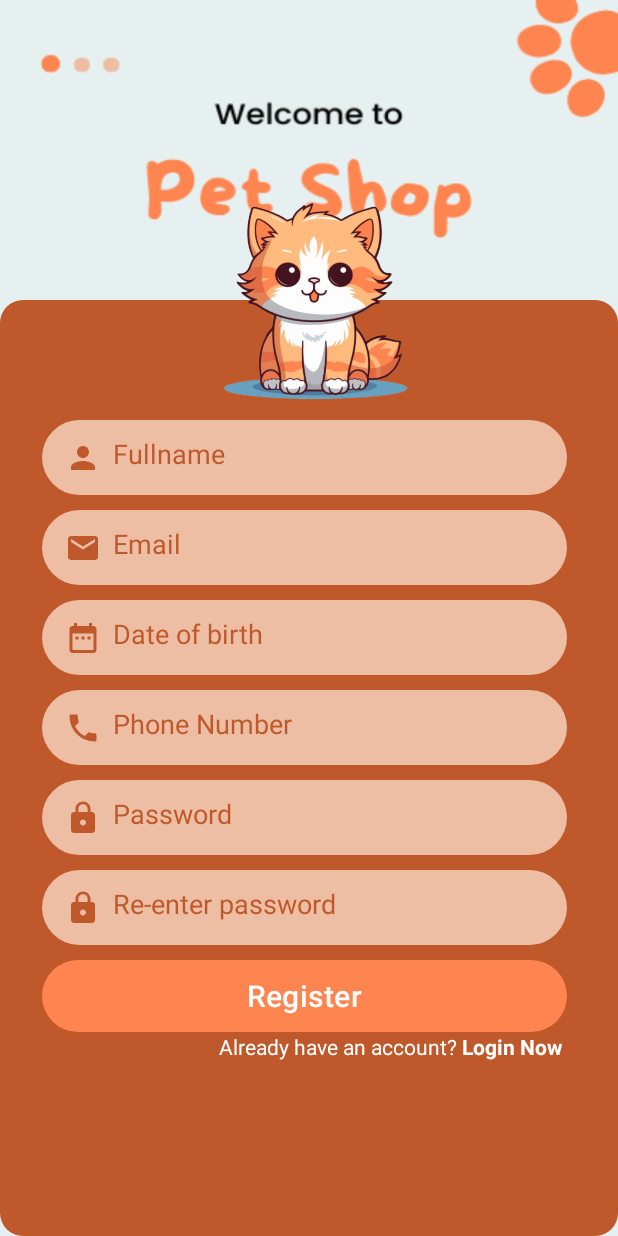
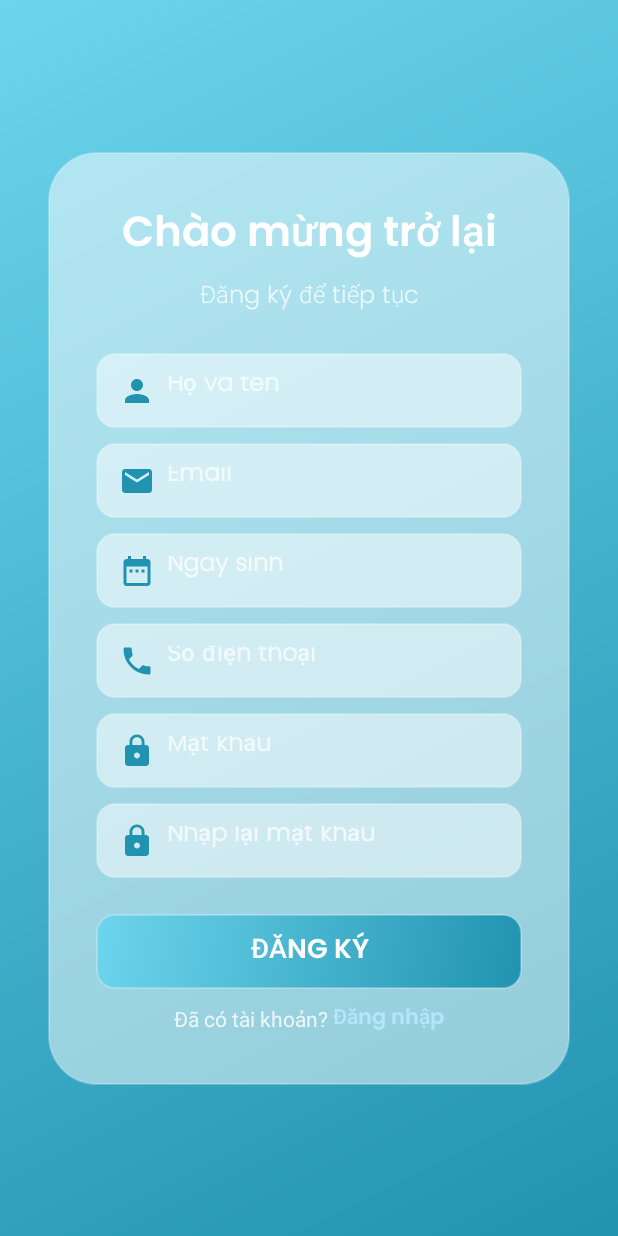
Before and after one commit to kvp133/Pet-Shop-G4, an Android app: the RegisterActivity screen opened directly, with no data from a screen before it, on a phone screen of 412 x 824 dp. Run offline under Robolectric (Android 15) with nearby library versions, the phone set to English and light mode, and no system bars; our stand-ins replace Firebase (no records; nobody signed in at launch, a user with empty details on screens opened directly).

Commit message:
change color login register

```diff
--- a/app/build.gradle
+++ b/app/build.gradle
@@ -38,8 +38,8 @@ android {
     }
 
     compileOptions {
-        sourceCompatibility JavaVersion.VERSION_1_8
-        targetCompatibility JavaVersion.VERSION_1_8
+        sourceCompatibility JavaVersion.VERSION_11
+        targetCompatibility JavaVersion.VERSION_11
     }
 
     // Ensure proper bytecode generation
--- a/app/src/main/res/drawable/baseline_date_range_24.xml
+++ b/app/src/main/res/drawable/baseline_date_range_24.xml
@@ -1,4 +1,4 @@
-<vector xmlns:android="http://schemas.android.com/apk/res/android" android:height="24dp" android:tint="#BF592B" android:viewportHeight="24" android:viewportWidth="24" android:width="24dp">
+<vector xmlns:android="http://schemas.android.com/apk/res/android" android:height="24dp" android:tint="@color/glass_blue_1" android:viewportHeight="24" android:viewportWidth="24" android:width="24dp">
 
     <path android:fillColor="@android:color/white" android:pathData="M9,11L7,11v2h2v-2zM13,11h-2v2h2v-2zM17,11h-2v2h2v-2zM19,4h-1L18,2h-2v2L8,4L8,2L6,2v2L5,4c-1.11,0 -1.99,0.9 -1.99,2L3,20c0,1.1 0.89,2 2,2h14c1.1,0 2,-0.9 2,-2L21,6c0,-1.1 -0.9,-2 -2,-2zM19,20L5,20L5,9h14v11z"/>
 
--- a/app/src/main/res/drawable/baseline_email_24.xml
+++ b/app/src/main/res/drawable/baseline_email_24.xml
@@ -1,4 +1,4 @@
-<vector xmlns:android="http://schemas.android.com/apk/res/android" android:height="24dp" android:tint="#BF592B" android:viewportHeight="24" android:viewportWidth="24" android:width="24dp">
+<vector xmlns:android="http://schemas.android.com/apk/res/android" android:height="24dp" android:tint="@color/glass_blue_1" android:viewportHeight="24" android:viewportWidth="24" android:width="24dp">
 
     <path android:fillColor="@android:color/white" android:pathData="M20,4L4,4c-1.1,0 -1.99,0.9 -1.99,2L2,18c0,1.1 0.9,2 2,2h16c1.1,0 2,-0.9 2,-2L22,6c0,-1.1 -0.9,-2 -2,-2zM20,8l-8,5 -8,-5L4,6l8,5 8,-5v2z"/>
 
--- a/app/src/main/res/drawable/baseline_lock_24.xml
+++ b/app/src/main/res/drawable/baseline_lock_24.xml
@@ -1,4 +1,4 @@
-<vector xmlns:android="http://schemas.android.com/apk/res/android" android:height="24dp" android:tint="#BF592B" android:viewportHeight="24" android:viewportWidth="24" android:width="24dp">
+<vector xmlns:android="http://schemas.android.com/apk/res/android" android:height="24dp" android:tint="@color/glass_blue_1" android:viewportHeight="24" android:viewportWidth="24" android:width="24dp">
 
     <path android:fillColor="@android:color/white" android:pathData="M18,8h-1L17,6c0,-2.76 -2.24,-5 -5,-5S7,3.24 7,6v2L6,8c-1.1,0 -2,0.9 -2,2v10c0,1.1 0.9,2 2,2h12c1.1,0 2,-0.9 2,-2L20,10c0,-1.1 -0.9,-2 -2,-2zM12,17c-1.1,0 -2,-0.9 -2,-2s0.9,-2 2,-2 2,0.9 2,2 -0.9,2 -2,2zM15.1,8L8.9,8L8.9,6c0,-1.71 1.39,-3.1 3.1,-3.1 1.71,0 3.1,1.39 3.1,3.1v2z"/>
 
--- a/app/src/main/res/drawable/baseline_person_24.xml
+++ b/app/src/main/res/drawable/baseline_person_24.xml
@@ -1,4 +1,4 @@
-<vector xmlns:android="http://schemas.android.com/apk/res/android" android:height="24dp" android:tint="#BF592B" android:viewportHeight="24" android:viewportWidth="24" android:width="24dp">
+<vector xmlns:android="http://schemas.android.com/apk/res/android" android:height="24dp" android:tint="@color/glass_blue_1" android:viewportHeight="24" android:viewportWidth="24" android:width="24dp">
 
     <path android:fillColor="@android:color/white" android:pathData="M12,12c2.21,0 4,-1.79 4,-4s-1.79,-4 -4,-4 -4,1.79 -4,4 1.79,4 4,4zM12,14c-2.67,0 -8,1.34 -8,4v2h16v-2c0,-2.66 -5.33,-4 -8,-4z"/>
 
--- a/app/src/main/res/drawable/baseline_phone_24.xml
+++ b/app/src/main/res/drawable/baseline_phone_24.xml
@@ -1,4 +1,4 @@
-<vector xmlns:android="http://schemas.android.com/apk/res/android" android:height="24dp" android:tint="#BF592B" android:viewportHeight="24" android:viewportWidth="24" android:width="24dp">
+<vector xmlns:android="http://schemas.android.com/apk/res/android" android:height="24dp" android:tint="@color/glass_blue_1" android:viewportHeight="24" android:viewportWidth="24" android:width="24dp">
 
     <path android:fillColor="@android:color/white" android:pathData="M6.62,10.79c1.44,2.83 3.76,5.14 6.59,6.59l2.2,-2.2c0.27,-0.27 0.67,-0.36 1.02,-0.24 1.12,0.37 2.33,0.57 3.57,0.57 0.55,0 1,0.45 1,1V20c0,0.55 -0.45,1 -1,1 -9.39,0 -17,-7.61 -17,-17 0,-0.55 0.45,-1 1,-1h3.5c0.55,0 1,0.45 1,1 0,1.25 0.2,2.45 0.57,3.57 0.11,0.35 0.03,0.74 -0.25,1.02l-2.2,2.2z"/>
 
--- /dev/null
+++ b/app/src/main/res/drawable/button_glass_blue.xml
@@ -0,0 +1,24 @@
+<selector xmlns:android="http://schemas.android.com/apk/res/android">
+    <item android:state_pressed="true">
+        <shape>
+            <gradient
+                android:type="linear"
+                android:angle="135"
+                android:startColor="#6dd5ed"
+                android:endColor="#2193b0"/>
+            <corners android:radius="12dp"/>
+            <stroke android:width="1dp" android:color="@color/glass_border_white"/>
+        </shape>
+    </item>
+    <item>
+        <shape>
+            <gradient
+                android:type="linear"
+                android:angle="135"
+                android:startColor="#2193b0"
+                android:endColor="#6dd5ed"/>
+            <corners android:radius="12dp"/>
+            <stroke android:width="1dp" android:color="@color/glass_border_white"/>
+        </shape>
+    </item>
+</selector>
--- /dev/null
+++ b/app/src/main/res/drawable/glass_bg.xml
@@ -0,0 +1,7 @@
+<shape xmlns:android="http://schemas.android.com/apk/res/android">
+    <gradient
+        android:type="linear"
+        android:angle="135"
+        android:startColor="@color/glass_blue_1"
+        android:endColor="@color/glass_blue_2"/>
+</shape>
--- /dev/null
+++ b/app/src/main/res/drawable/glass_card.xml
@@ -0,0 +1,6 @@
+<shape xmlns:android="http://schemas.android.com/apk/res/android"
+    android:shape="rectangle">
+    <solid android:color="@color/glass_white_translucent"/>
+    <corners android:radius="32dp"/>
+    <stroke android:width="1dp" android:color="@color/glass_border"/>
+</shape>
--- /dev/null
+++ b/app/src/main/res/drawable/input_glass.xml
@@ -0,0 +1,5 @@
+<shape xmlns:android="http://schemas.android.com/apk/res/android">
+    <solid android:color="@color/glass_white_50"/>
+    <corners android:radius="12dp"/>
+    <stroke android:width="1dp" android:color="@color/glass_border_white"/>
+</shape>
--- a/app/src/main/res/layout/activity_register.xml
+++ b/app/src/main/res/layout/activity_register.xml
@@ -4,153 +4,209 @@
     android:id="@+id/login"
     android:layout_width="match_parent"
     android:layout_height="match_parent"
-    android:background="@drawable/login_bg">
+    android:background="@drawable/glass_bg">
 
 
-    <View
-        android:id="@+id/view"
-        android:layout_width="match_parent"
-        android:layout_height="match_parent"
-        android:layout_marginTop="200dp"
-        android:background="@drawable/rounded_corners"
+    <FrameLayout
+        android:id="@+id/glass_card"
+        android:layout_width="0dp"
+        android:layout_height="wrap_content"
+        android:layout_margin="32dp"
+        android:background="@drawable/glass_card"
+        android:elevation="8dp"
+        app:layout_constraintTop_toTopOf="parent"
+        app:layout_constraintBottom_toBottomOf="parent"
+        app:layout_constraintStart_toStartOf="parent"
         app:layout_constraintEnd_toEndOf="parent"
-        app:layout_constraintStart_toStartOf="parent"
-        app:layout_constraintTop_toTopOf="parent" />
-
-
-    <ImageView
-        android:id="@+id/imageView"
-        android:layout_width="168dp"
-        android:layout_height="193dp"
-        android:layout_marginStart="128dp"
-        android:layout_marginTop="108dp"
-        app:layout_constraintStart_toStartOf="parent"
-        app:layout_constraintTop_toTopOf="parent"
-        app:srcCompat="@drawable/icon" />
+        android:padding="32dp">
 
         <LinearLayout
-        android:layout_width="350dp"
-        android:layout_height="match_parent"
-        android:layout_marginStart="28dp"
-        android:layout_marginTop="280dp"
-        android:orientation="vertical"
-        app:layout_constraintStart_toStartOf="parent"
-        app:layout_constraintTop_toTopOf="parent">
+            android:layout_width="match_parent"
+            android:layout_height="wrap_content"
+            android:orientation="vertical">
+
+            <TextView
+                android:id="@+id/tv_title"
+                android:layout_width="match_parent"
+                android:layout_height="wrap_content"
+                android:text="Chào mừng trở lại"
+                android:textColor="@android:color/white"
+                android:textSize="28sp"
+                android:textStyle="bold"
+                android:gravity="center"
+                android:fontFamily="@font/poppins_semibold"
+                android:layout_marginBottom="4dp"/>
+
+            <TextView
+                android:id="@+id/tv_subtitle"
+                android:layout_width="match_parent"
+                android:layout_height="wrap_content"
+                android:text="Đăng ký để tiếp tục"
+                android:textColor="@color/glass_white_80"
+                android:textSize="16sp"
+                android:gravity="center"
+                android:fontFamily="@font/poppins_light"
+                android:layout_marginBottom="24dp"/>
 
             <EditText
                 android:id="@+id/edt_register_fullname"
                 android:layout_width="match_parent"
                 android:layout_height="50dp"
-            android:background="@drawable/rounded_edt"
+                android:background="@drawable/input_glass"
                 android:drawableLeft="@drawable/baseline_person_24"
                 android:drawablePadding="8dp"
-            android:hint="Fullname"
-            android:textColor="@color/textColorHint"
+                android:hint="Họ và tên"
+                android:textColor="@android:color/white"
                 android:padding="15dp"
-            android:textColorHint="@color/textColorHint" />
+                android:textColorHint="#B3FFFFFF"
+                android:fontFamily="@font/poppins_light"
+                android:textSize="16sp"
+                android:textStyle="bold"
+                android:gravity="center_vertical"
+                android:singleLine="true"
+                android:ellipsize="end"
+                android:scrollHorizontally="true"
+                android:layout_marginBottom="10dp" />
 
             <EditText
                 android:id="@+id/edt_register_email"
                 android:layout_width="match_parent"
                 android:layout_height="50dp"
-            android:layout_marginTop="10dp"
-            android:background="@drawable/rounded_edt"
+                android:background="@drawable/input_glass"
                 android:drawableLeft="@drawable/baseline_email_24"
                 android:drawablePadding="8dp"
                 android:hint="Email"
                 android:padding="15dp"
-            android:textColor="@color/textColorHint"
-            android:textColorHint="@color/textColorHint" />
+                android:textColor="@android:color/white"
+                android:textColorHint="#B3FFFFFF"
+                android:fontFamily="@font/poppins_light"
+                android:textSize="16sp"
+                android:textStyle="bold"
+                android:gravity="center_vertical"
+                android:singleLine="true"
+                android:ellipsize="end"
+                android:scrollHorizontally="true"
+                android:layout_marginBottom="10dp" />
 
             <EditText
                 android:id="@+id/edt_register_dob"
                 android:layout_width="match_parent"
                 android:layout_height="50dp"
-            android:layout_marginTop="10dp"
-            android:background="@drawable/rounded_edt"
+                android:background="@drawable/input_glass"
                 android:drawableLeft="@drawable/baseline_date_range_24"
                 android:drawablePadding="8dp"
-            android:hint="Date of birth"
+                android:hint="Ngày sinh"
                 android:focusable="false"
                 android:inputType="none"
                 android:padding="15dp"
-            android:textColor="@color/textColorHint"
-            android:textColorHint="@color/textColorHint" />
-
+                android:textColor="@android:color/white"
+                android:textColorHint="#B3FFFFFF"
+                android:fontFamily="@font/poppins_light"
+                android:textSize="16sp"
+                android:textStyle="bold"
+                android:gravity="center_vertical"
+                android:singleLine="true"
+                android:ellipsize="end"
+                android:scrollHorizontally="true"
+                android:layout_marginBottom="10dp" />
 
             <EditText
                 android:id="@+id/edt_register_phone"
                 android:layout_width="match_parent"
                 android:layout_height="50dp"
-            android:layout_marginTop="10dp"
-            android:background="@drawable/rounded_edt"
+                android:background="@drawable/input_glass"
                 android:drawableLeft="@drawable/baseline_phone_24"
                 android:drawablePadding="8dp"
-            android:hint="Phone Number"
+                android:hint="Số điện thoại"
                 android:padding="15dp"
-            android:textColor="@color/textColorHint"
-            android:textColorHint="@color/textColorHint" />
+                android:textColor="@android:color/white"
+                android:textColorHint="#B3FFFFFF"
+                android:fontFamily="@font/poppins_light"
+                android:textSize="16sp"
+                android:textStyle="bold"
+                android:gravity="center_vertical"
+                android:singleLine="true"
+                android:ellipsize="end"
+                android:scrollHorizontally="true"
+                android:layout_marginBottom="10dp" />
 
             <EditText
                 android:id="@+id/edt_register_password"
                 android:layout_width="match_parent"
                 android:layout_height="50dp"
-            android:layout_marginTop="10dp"
-            android:background="@drawable/rounded_edt"
+                android:background="@drawable/input_glass"
                 android:drawableLeft="@drawable/baseline_lock_24"
                 android:drawablePadding="8dp"
-            android:hint="Password"
+                android:hint="Mật khẩu"
                 android:inputType="textPassword"
                 android:padding="15dp"
-            android:textColor="@color/textColorHint"
-            android:textColorHint="@color/textColorHint" />
+                android:textColor="@android:color/white"
+                android:textColorHint="#B3FFFFFF"
+                android:fontFamily="@font/poppins_light"
+                android:textSize="16sp"
+                android:textStyle="bold"
+                android:gravity="center_vertical"
+                android:singleLine="true"
+                android:ellipsize="end"
+                android:scrollHorizontally="true"
+                android:layout_marginBottom="10dp" />
 
             <EditText
                 android:id="@+id/edt_register_re_password"
                 android:layout_width="match_parent"
                 android:layout_height="50dp"
-            android:layout_marginTop="10dp"
-            android:background="@drawable/rounded_edt"
+                android:background="@drawable/input_glass"
                 android:drawableLeft="@drawable/baseline_lock_24"
                 android:drawablePadding="8dp"
-            android:hint="Re-enter password"
+                android:hint="Nhập lại mật khẩu"
                 android:inputType="textPassword"
                 android:padding="15dp"
-            android:textColor="@color/textColorHint"
-            android:textColorHint="@color/textColorHint" />
+                android:textColor="@android:color/white"
+                android:textColorHint="#B3FFFFFF"
+                android:fontFamily="@font/poppins_light"
+                android:textSize="16sp"
+                android:textStyle="bold"
+                android:gravity="center_vertical"
+                android:singleLine="true"
+                android:ellipsize="end"
+                android:scrollHorizontally="true"
+                android:layout_marginBottom="16dp" />
 
-        <Button
+            <androidx.appcompat.widget.AppCompatButton
                 android:id="@+id/btn_register"
                 android:layout_width="match_parent"
-            android:layout_height="wrap_content"
-            android:layout_marginTop="10dp"
-            android:background="@drawable/rounded_edt"
-            android:text="Register"
-            android:textSize="20sp"
-            app:backgroundTint="@color/button_background" />
+                android:layout_height="50dp"
+                android:background="@drawable/button_glass_blue"
+                android:text="Đăng ký"
+                android:textSize="18sp"
+                android:textStyle="bold"
+                android:textColor="@android:color/white"
+                android:fontFamily="@font/poppins_semibold"
+                android:layout_marginTop="8dp"
+                android:layout_marginBottom="8dp" />
 
             <LinearLayout
                 android:layout_width="match_parent"
                 android:layout_height="wrap_content"
-            android:gravity="end">
+                android:gravity="center"
+                android:orientation="horizontal">
                 <TextView
                     android:id="@+id/linkText"
                     android:layout_width="wrap_content"
                     android:layout_height="wrap_content"
-                android:textColor="@color/white"
-                android:text="Already have an account? " />
-
+                    android:textColor="@color/glass_white_80"
+                    android:text="Đã có tài khoản? " />
                 <TextView
                     android:id="@+id/linkLogin"
                     android:layout_width="wrap_content"
                     android:layout_height="wrap_content"
-                android:textColor="@color/white"
+                    android:textColor="@color/glass_link_blue"
                     android:textStyle="bold"
-                android:text="Login Now " />
+                    android:text="Đăng nhập"
+                    android:fontFamily="@font/poppins_semibold" />
             </LinearLayout>
-
-
         </LinearLayout>
+    </FrameLayout>
 
 
 
--- a/app/src/main/res/values/colors.xml
+++ b/app/src/main/res/values/colors.xml
@@ -21,4 +21,14 @@
     <color name="teal_700">#FF018786</color>
     <color name="lavender">#8692f7</color>
 
+    <color name="glass_blue_1">#2193b0</color>
+    <color name="glass_blue_2">#6dd5ed</color>
+    <color name="glass_white_translucent">#80FFFFFF</color>
+    <color name="glass_border">#40FFFFFF</color>
+
+    <color name="glass_white_80">#CCFFFFFF</color>
+    <color name="glass_white_50">#80FFFFFF</color>
+    <color name="glass_border_white">#40FFFFFF</color>
+    <color name="glass_link_blue">#B3E5FC</color>
+
 </resources>
```
Also changed, not shown: app/src/main/res/drawable/button_glass.xml (added, +16 -0 lines), app/src/main/res/layout/activity_login.xml (+121 -98 lines), app/src/main/res/drawable/logo.png (added). Lines whose indentation alone changed are shown as unchanged.
